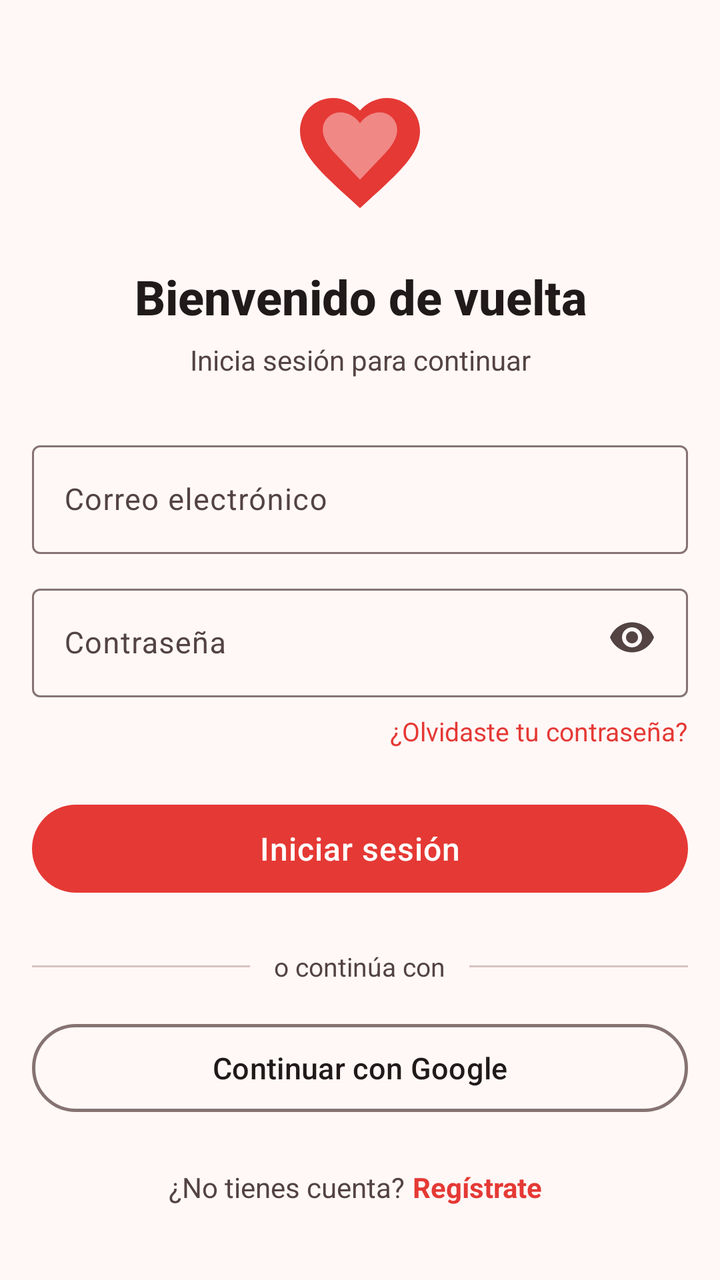
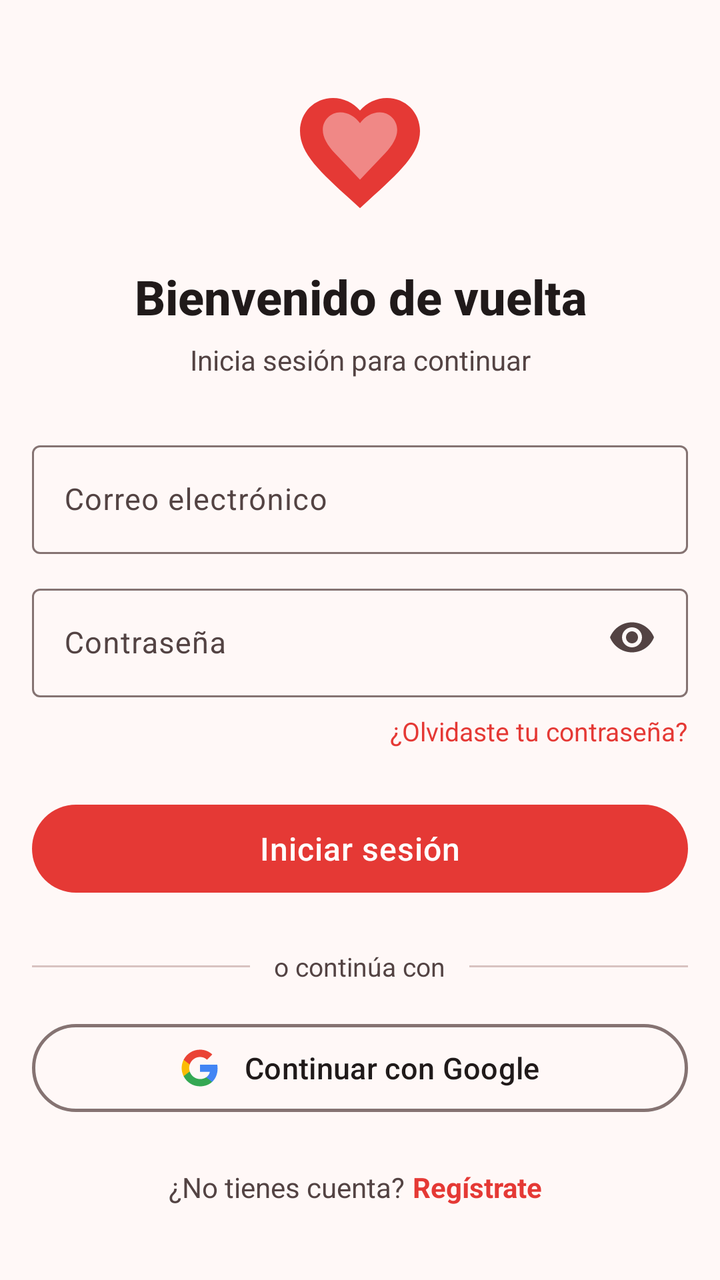

Screens rendered from an Android XML layout before and after an edit, with the pre-edit source and the edit as a unified diff.
<!-- AndroidManifest.xml: application theme Theme.Arelove -->
<!-- res/layout/activity_login.xml -->
<?xml version="1.0" encoding="utf-8"?>
<ScrollView xmlns:android="http://schemas.android.com/apk/res/android"
    xmlns:app="http://schemas.android.com/apk/res-auto"
    android:layout_width="match_parent"
    android:layout_height="match_parent"
    android:fillViewport="true">

    <LinearLayout
        android:layout_width="match_parent"
        android:layout_height="wrap_content"
        android:gravity="center_horizontal"
        android:orientation="vertical"
        android:paddingStart="16dp"
        android:paddingTop="32dp"
        android:paddingEnd="16dp"
        android:paddingBottom="24dp">

        
        <ImageView
            android:id="@+id/imageLogo"
            android:layout_width="72dp"
            android:layout_height="72dp"
            android:layout_marginTop="8dp"
            android:contentDescription="@string/logo_description"
            android:src="@drawable/ic_logo_heart" />

        
        <TextView
            android:id="@+id/textTitle"
            android:layout_width="wrap_content"
            android:layout_height="wrap_content"
            android:layout_marginTop="20dp"
            android:fontFamily="sans-serif-medium"
            android:gravity="center"
            android:text="@string/login_welcome_back"
            android:textColor="@color/on_surface"
            android:textSize="24sp"
            android:textStyle="bold" />

        
        <TextView
            android:id="@+id/textSubtitle"
            android:layout_width="wrap_content"
            android:layout_height="wrap_content"
            android:layout_marginTop="6dp"
            android:fontFamily="sans-serif"
            android:gravity="center"
            android:text="@string/login_subtitle"
            android:textColor="@color/on_surface_variant"
            android:textSize="14sp" />

        <Space
            android:layout_width="match_parent"
            android:layout_height="28dp" />

        
        <com.google.android.material.textfield.TextInputLayout
            android:id="@+id/tilEmail"
            style="@style/Widget.Material3.TextInputLayout.OutlinedBox"
            android:layout_width="match_parent"
            android:layout_height="wrap_content"
            android:hint="@string/field_email">

            <com.google.android.material.textfield.TextInputEditText
                android:id="@+id/etEmail"
                android:layout_width="match_parent"
                android:layout_height="wrap_content"
                android:inputType="textEmailAddress"
                android:maxLines="1"
                android:textSize="15sp" />
        </com.google.android.material.textfield.TextInputLayout>

        
        <FrameLayout
            android:layout_width="match_parent"
            android:layout_height="wrap_content"
            android:layout_marginTop="12dp">

            <com.google.android.material.textfield.TextInputLayout
                android:id="@+id/tilPassword"
                style="@style/Widget.Material3.TextInputLayout.OutlinedBox"
                android:layout_width="match_parent"
                android:layout_height="wrap_content"
                android:hint="@string/field_password"
                app:passwordToggleEnabled="false">

                <com.google.android.material.textfield.TextInputEditText
                    android:id="@+id/etPassword"
                    android:layout_width="match_parent"
                    android:layout_height="wrap_content"
                    android:inputType="textPassword"
                    android:maxLines="1"
                    android:paddingEnd="48dp"
                    android:textSize="15sp" />
            </com.google.android.material.textfield.TextInputLayout>

            <ImageView
                android:id="@+id/ivTogglePassword"
                android:layout_width="40dp"
                android:layout_height="40dp"
                android:layout_gravity="end|center_vertical"
                android:layout_marginEnd="8dp"
                android:contentDescription="@string/login_show_password"
                android:padding="8dp"
                android:src="@drawable/ic_eye" />
        </FrameLayout>

        
        <TextView
            android:id="@+id/tvForgotPassword"
            android:layout_width="wrap_content"
            android:layout_height="wrap_content"
            android:layout_gravity="end"
            android:layout_marginTop="8dp"
            android:background="?attr/selectableItemBackgroundBorderless"
            android:clickable="true"
            android:focusable="true"
            android:text="@string/forgot_password"
            android:textColor="@color/primary"
            android:textSize="13sp" />

        
        <com.google.android.material.button.MaterialButton
            android:id="@+id/btnLogin"
            android:layout_width="match_parent"
            android:layout_height="52dp"
            android:layout_marginTop="24dp"
            android:fontFamily="sans-serif-medium"
            android:letterSpacing="0.02"
            android:text="@string/btn_login"
            android:textAllCaps="false"
            android:textColor="@color/on_primary"
            android:textSize="16sp"
            app:backgroundTint="@color/primary"
            app:cornerRadius="26dp" />

        
        <ProgressBar
            android:id="@+id/progressBar"
            android:layout_width="32dp"
            android:layout_height="32dp"
            android:layout_gravity="center_horizontal"
            android:layout_marginTop="16dp"
            android:visibility="gone" />

        
        <LinearLayout
            android:layout_width="match_parent"
            android:layout_height="wrap_content"
            android:layout_marginTop="24dp"
            android:gravity="center_vertical"
            android:orientation="horizontal">

            <View
                android:layout_width="0dp"
                android:layout_height="1dp"
                android:layout_weight="1"
                android:background="@color/outline_variant" />

            <TextView
                android:layout_width="wrap_content"
                android:layout_height="wrap_content"
                android:paddingStart="12dp"
                android:paddingEnd="12dp"
                android:text="@string/login_or_continue"
                android:textColor="@color/on_surface_variant"
                android:textSize="13sp" />

            <View
                android:layout_width="0dp"
                android:layout_height="1dp"
                android:layout_weight="1"
                android:background="@color/outline_variant" />
        </LinearLayout>

        
        <com.google.android.material.button.MaterialButton
            android:id="@+id/btnGoogle"
            style="@style/Widget.Material3.Button.OutlinedButton"
            android:layout_width="match_parent"
            android:layout_height="52dp"
            android:layout_marginTop="16dp"
            android:drawableStart="@drawable/ic_google_logo"
            android:drawablePadding="12dp"
            android:fontFamily="sans-serif-medium"
            android:paddingStart="24dp"
            android:paddingEnd="24dp"
            android:text="@string/login_google"
            android:textAllCaps="false"
            android:textColor="@color/on_surface"
            android:textSize="15sp"
            app:cornerRadius="26dp"
            app:iconGravity="textStart"
            app:iconPadding="12dp"
            app:strokeColor="@color/outline"
            app:strokeWidth="1.5dp" />

        
        <LinearLayout
            android:layout_width="wrap_content"
            android:layout_height="wrap_content"
            android:layout_marginTop="24dp"
            android:gravity="center_vertical"
            android:orientation="horizontal">

            <TextView
                android:layout_width="wrap_content"
                android:layout_height="wrap_content"
                android:text="@string/login_no_account"
                android:textColor="@color/on_surface_variant"
                android:textSize="14sp" />

            <TextView
                android:id="@+id/tvGoRegister"
                android:layout_width="wrap_content"
                android:layout_height="wrap_content"
                android:background="?attr/selectableItemBackgroundBorderless"
                android:clickable="true"
                android:focusable="true"
                android:paddingStart="4dp"
                android:paddingEnd="4dp"
                android:text="@string/login_register"
                android:textColor="@color/primary"
                android:textSize="14sp"
                android:textStyle="bold" />
        </LinearLayout>

    </LinearLayout>
</ScrollView>
<!-- resources referenced by this layout -->
<resources>
  <color name="on_primary">#FFFFFF</color>
  <color name="on_surface">#201A1A</color>
  <color name="on_surface_variant">#534343</color>
  <color name="outline">#857372</color>
  <color name="outline_variant">#D8C2C0</color>
  <color name="primary">#E53935</color>
  <!-- drawable ic_eye (drawable) -->
  <?xml version="1.0" encoding="utf-8"?>
  <vector xmlns:android="http://schemas.android.com/apk/res/android"
      android:width="24dp"
      android:height="24dp"
      android:viewportWidth="24"
      android:viewportHeight="24">
  
      
      <path
          android:fillColor="@color/on_surface_variant"
          android:pathData="M12,4.5C7,4.5 2.73,7.61 1,12c1.73,4.39 6,7.5 11,7.5s9.27,-3.11 11,-7.5c-1.73,-4.39 -6,-7.5 -11,-7.5zM12,17c-2.76,0 -5,-2.24 -5,-5s2.24,-5 5,-5 5,2.24 5,5 -2.24,5 -5,5zM12,9c-1.66,0 -3,1.34 -3,3s1.34,3 3,3 3,-1.34 3,-3 -1.34,-3 -3,-3z" />
  </vector>
  <!-- drawable ic_logo_heart (drawable) -->
  <?xml version="1.0" encoding="utf-8"?>
  <vector xmlns:android="http://schemas.android.com/apk/res/android"
      android:width="120dp"
      android:height="120dp"
      android:viewportWidth="24"
      android:viewportHeight="24">
  
      
      <path
          android:fillColor="#E53935"
          android:pathData="M12,21.35L10.55,20.03C5.4,15.36 2,12.28 2,8.5C2,5.42 4.42,3 7.5,3C9.24,3 10.91,3.81 12,5.09C13.09,3.81 14.76,3 16.5,3C19.58,3 22,5.42 22,8.5C22,12.28 18.6,15.36 13.45,20.03L12,21.35Z" />
  
      
      <path
          android:fillColor="#66FFFFFF"
          android:pathData="M12,7.2C11.2,6.1 10,5.4 8.7,5.4C7.1,5.4 5.8,6.7 5.8,8.3C5.8,9.6 6.6,10.9 7.8,12.2L12,16.6L16.2,12.2C17.4,10.9 18.2,9.6 18.2,8.3C18.2,6.7 16.9,5.4 15.3,5.4C14,5.4 12.8,6.1 12,7.2Z" />
  
  </vector>
  <string name="btn_login">Iniciar sesión</string>
  <string name="field_email">Correo electrónico</string>
  <string name="field_password">Contraseña</string>
  <string name="forgot_password">¿Olvidaste tu contraseña?</string>
  <string name="login_google">Continuar con Google</string>
  <string name="login_no_account">¿No tienes cuenta?</string>
  <string name="login_or_continue">o continúa con</string>
  <string name="login_register">Regístrate</string>
  <string name="login_show_password">Mostrar contraseña</string>
  <string name="login_subtitle">Inicia sesión para continuar</string>
  <string name="login_welcome_back">Bienvenido de vuelta</string>
  <string name="logo_description">Logotipo de Arelove</string>
  <color name="primary_container">#FFDAD5</color>
  <color name="on_primary_container">#410002</color>
  <color name="secondary">#775756</color>
  <color name="on_secondary">#FFFFFF</color>
  <color name="secondary_container">#FFDAD5</color>
  <color name="on_secondary_container">#2C1514</color>
  <color name="background">#FFF8F7</color>
  <color name="on_background">#201A1A</color>
  <color name="surface">#FFF8F7</color>
  <color name="surface_variant">#F5DDDB</color>
  <color name="error">#BA1A1A</color>
  <color name="on_error">#FFFFFF</color>
  <!-- unchanged entries left out for length: 2 -->
</resources>

<!-- the commit's change to res/layout/activity_login.xml (unified diff, before → after) -->
@@ -180,8 +180,6 @@
             android:layout_width="match_parent"
             android:layout_height="52dp"
             android:layout_marginTop="16dp"
-            android:drawableStart="@drawable/ic_google_logo"
-            android:drawablePadding="12dp"
             android:fontFamily="sans-serif-medium"
             android:paddingStart="24dp"
             android:paddingEnd="24dp"
@@ -190,8 +188,11 @@
             android:textColor="@color/on_surface"
             android:textSize="15sp"
             app:cornerRadius="26dp"
+            app:icon="@drawable/ic_google_logo"
             app:iconGravity="textStart"
             app:iconPadding="12dp"
+            app:iconSize="20dp"
+            app:iconTint="@null"
             app:strokeColor="@color/outline"
             app:strokeWidth="1.5dp" />
 
